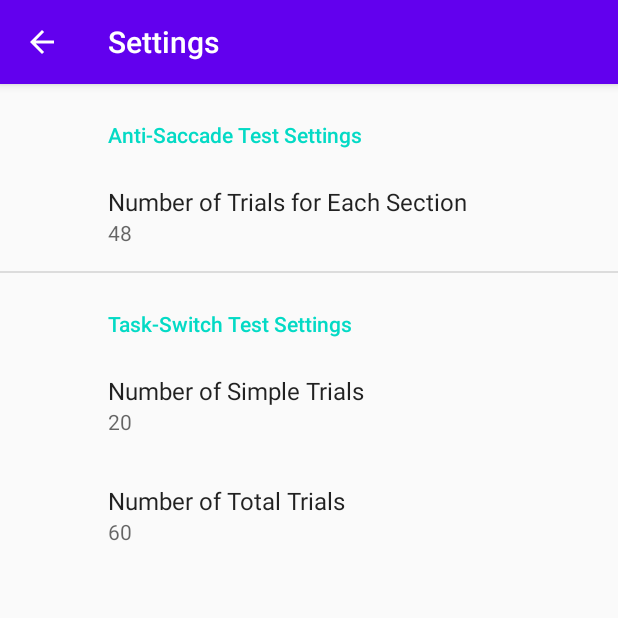
After one commit to michael-giannini/SideLineTestApp, an Android app: the SettingsFragment screen opened directly, with no data from a screen before it, on a phone screen of 412 x 824 dp, the top half of it. The commit adds this screen. Run offline under Robolectric (Android 15) with nearby library versions, the phone set to English and light mode, and no system bars; our stand-ins replace androidx.preference.

Commit message:
Addition of settings activity and implementing shared preferences.
Signed-off-by: Michael Giannini <michael.giannini@outlook.com>

```diff
--- a/app/build.gradle
+++ b/app/build.gradle
@@ -29,8 +29,14 @@ dependencies {
     implementation 'androidx.appcompat:appcompat:1.1.0'
     implementation 'androidx.constraintlayout:constraintlayout:1.1.3'
     implementation 'com.google.android.material:material:1.1.0'
+    implementation 'androidx.preference:preference:1.1.0-rc01'
+    implementation 'androidx.navigation:navigation-fragment:2.2.2'
+    implementation 'androidx.navigation:navigation-ui:2.2.2'
+    implementation 'androidx.legacy:legacy-support-v4:1.0.0'
     testImplementation 'junit:junit:4.12'
     androidTestImplementation 'androidx.test.ext:junit:1.1.1'
     androidTestImplementation 'androidx.test.espresso:espresso-core:3.2.0'
     implementation 'androidx.gridlayout:gridlayout:1.0.0'
+
+
 }
--- /dev/null
+++ b/app/src/main/java/com/example/sidelinetestapp/SettingsFragment.java
@@ -0,0 +1,23 @@
+package com.example.sidelinetestapp;
+
+import android.os.Bundle;
+
+import androidx.fragment.app.Fragment;
+import androidx.preference.PreferenceFragmentCompat;
+
+import android.view.LayoutInflater;
+import android.view.View;
+import android.view.ViewGroup;
+import android.widget.TextView;
+
+/**
+ * A simple {@link Fragment} subclass.
+ */
+public class SettingsFragment extends PreferenceFragmentCompat {
+
+    @Override
+    public void onCreatePreferences(Bundle savedInstanceState, String rootKey) {
+        setPreferencesFromResource(R.xml.root_preferences, rootKey);
+    }
+
+}
--- /dev/null
+++ b/app/src/main/java/com/example/sidelinetestapp/testSettings.java
@@ -0,0 +1,19 @@
+package com.example.sidelinetestapp;
+
+import androidx.appcompat.app.AppCompatActivity;
+
+import android.os.Bundle;
+
+public class testSettings extends AppCompatActivity {
+
+    public static final String
+            KEY_PREF_EXAMPLE_SWITCH = "saccade_trials";
+
+    @Override
+    protected void onCreate(Bundle savedInstanceState) {
+        super.onCreate(savedInstanceState);
+        getSupportFragmentManager().beginTransaction()
+                .replace(android.R.id.content, new SettingsFragment())
+                .commit();
+    }
+}
--- a/app/src/main/res/layout-sw600dp/activity_main.xml
+++ b/app/src/main/res/layout-sw600dp/activity_main.xml
@@ -47,6 +47,7 @@
         android:layout_marginTop="40dp"
         android:text="@string/settings"
         android:textSize="@dimen/tablet_button_text"
+        android:onClick="launchSettings"
         app:layout_constraintEnd_toEndOf="parent"
         app:layout_constraintStart_toStartOf="parent"
         app:layout_constraintTop_toBottomOf="@+id/button2" />
--- a/app/src/main/res/layout/activity_main.xml
+++ b/app/src/main/res/layout/activity_main.xml
@@ -44,6 +44,7 @@
         android:layout_height="wrap_content"
         android:layout_marginTop="30dp"
         android:text="@string/settings"
+        android:onClick="launchSettings"
         app:layout_constraintEnd_toEndOf="parent"
         app:layout_constraintStart_toStartOf="parent"
         app:layout_constraintTop_toBottomOf="@+id/button2" />
--- /dev/null
+++ b/app/src/main/res/values/arrays.xml
@@ -0,0 +1,25 @@
+<resources>
+    <!-- Switching Preference -->
+    <string-array name="saccade_trials">
+        <item>10</item>
+        <item>20</item>
+        <item>30</item>
+        <item>48</item>
+    </string-array>
+
+    <!-- Switching Preference -->
+    <string-array name="simple_trials">
+        <item>10</item>
+        <item>20</item>
+        <item>40</item>
+        <item>80</item>
+    </string-array>
+
+    <string-array name="total_trials">
+        <item>20</item>
+        <item>60</item>
+        <item>180</item>
+        <item>240</item>
+    </string-array>
+
+</resources>
--- a/app/src/main/res/values/strings.xml
+++ b/app/src/main/res/values/strings.xml
@@ -24,6 +24,7 @@
     <string name="start_test">Start Test</string>
     <string name="introduction">Introduction</string>
 
+    <!-- Saccade Strings -->
     <string name="SaccadeIntroductionText">The following test contains two tasks: Pro Point and Anti Point tests. The two tasks should take around 1 minute each. The following steps will explain how to complete the tests.</string>
     <string name="Step1SaccadeHeader">Step 1</string>
     <string name="Step1Saccade">To start the Pro Point test, press and hold the middle circle.</string>
@@ -36,6 +37,7 @@
     <string name="Step5SaccadeHeader">Step 5</string>
     <string name="Step5Saccade">Touch the square opposite to the solid square. Always touch the square to which the arrow is pointing.</string>
 
+    <!-- Task Switching Strings -->
     <string name="SwitchingIntroductionText">The following test contains two tasks: Numeric and Spatial tests. The two tasks should take around TBD minutes each. In each task you will have to press a button based on what appears on the screen. The following steps will explain how to complete the tests.</string>
     <string name="Step1SwitchingHeader">Numeric Test Step 1</string>
     <string name="Step1Switching">During the Numeric test, a random number will appear on the screen. During the first portion of this test, the only active buttons are the \'4\' and \'7\'. If the number that appears on the screen is greater than 5, press the \'7\' button. If it is less than 5, press the \'4\' button.</string>
@@ -57,5 +59,7 @@
     <string name="start">Start</string>
     <string name="primaryInputMinus">-</string>
     <string name="primaryInput2Plus">+</string>
-    />
+    <string name="title_activity_settings">Settings</string>
+
+
 </resources>
--- /dev/null
+++ b/app/src/main/res/xml/root_preferences.xml
@@ -0,0 +1,39 @@
+<PreferenceScreen xmlns:android="http://schemas.android.com/apk/res/android"
+    xmlns:app="http://schemas.android.com/apk/res-auto">
+
+    <PreferenceCategory app:title="Anti-Saccade Test Settings">
+
+        <ListPreference
+            app:defaultValue="48"
+            app:entries="@array/saccade_trials"
+            app:entryValues="@array/saccade_trials"
+            app:key="saccade_trials"
+            app:title="Number of Trials for Each Section"
+            app:summary="%s" />
+
+    </PreferenceCategory>
+
+    <PreferenceCategory app:title="Task-Switch Test Settings">
+
+
+        <ListPreference
+            android:defaultValue="20"
+            android:entries="@array/simple_trials"
+            android:entryValues="@array/simple_trials"
+            android:key="simple_trial_number"
+            android:summary="%s"
+            android:title="Number of Simple Trials" />
+
+        <ListPreference
+            android:defaultValue="60"
+            android:entries="@array/total_trials"
+            android:entryValues="@array/total_trials"
+            android:key="total_trial_number"
+            android:summary="%s"
+            android:title="Number of Total Trials" />r
+
+
+    </PreferenceCategory>
+
+
+</PreferenceScreen>
```
Also changed, not shown: app/src/main/AndroidManifest.xml (+8 -3 lines), app/src/main/java/com/example/sidelinetestapp/AntiSaccade.java (+18 -8 lines), app/src/main/java/com/example/sidelinetestapp/MainActivity.java (+13 -0 lines), app/src/main/java/com/example/sidelinetestapp/NumericTaskSwitch.java (+23 -8 lines), app/src/main/java/com/example/sidelinetestapp/SpatialTaskSwitch.java (+20 -7 lines).
